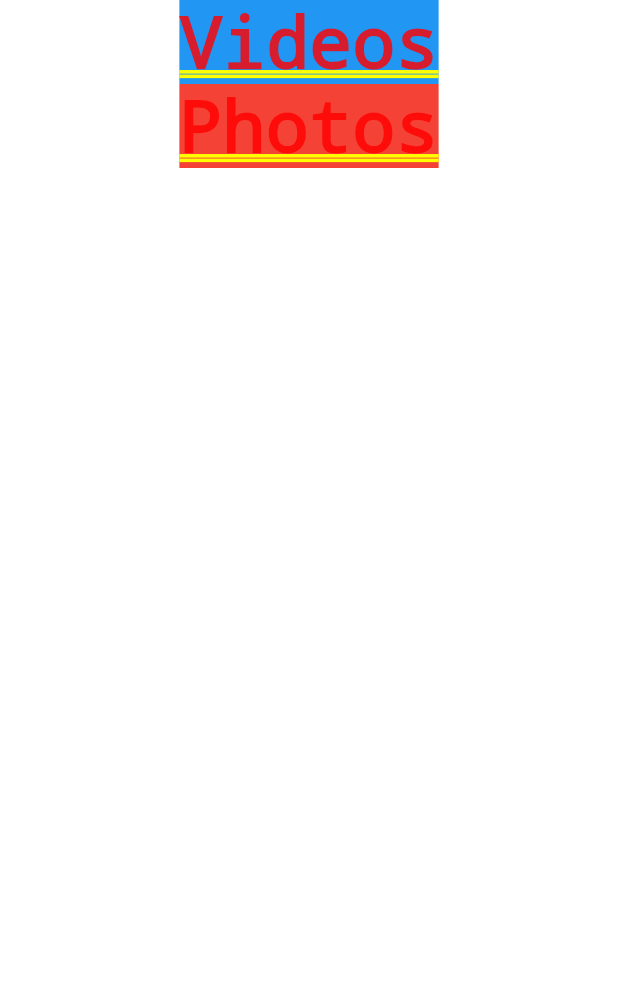
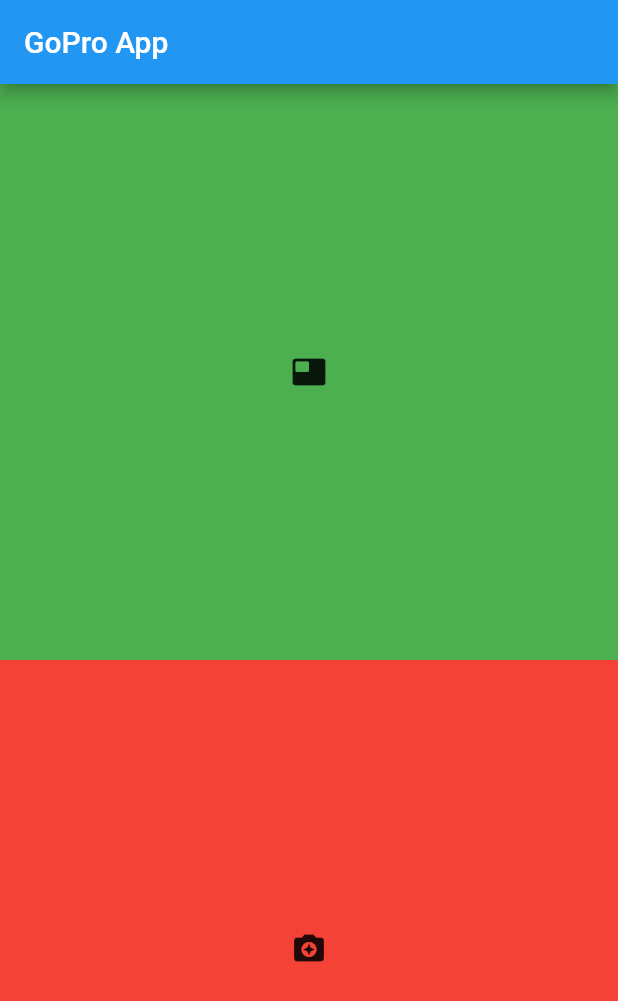
Before and after one commit to baranov-sv/gopro, a Flutter app: the screen it shows after launch, on a phone screen of 412 x 824 dp. Shown: the top 1001 px of the screen. Run offline on Flutter 3.47's test engine with Material 2 defaults, Android fonts, the phone set to English and light mode, and no system bars.

Commit message:
Home page loayout

```diff
--- a/lib/screens/home.dart
+++ b/lib/screens/home.dart
@@ -20,8 +20,9 @@ class _HomeState extends State<Home> {
 
   @override
   Widget build(BuildContext context) {
-    return Center(
-        child: FutureBuilder<String>(
+    return Scaffold(
+        appBar: AppBar(title: Text('GoPro App')),
+        body: FutureBuilder<String>(
             future: _connection,
             builder: (BuildContext context, AsyncSnapshot<String> snapshot) {
               if (snapshot.connectionState != ConnectionState.done) {
@@ -29,14 +30,31 @@ class _HomeState extends State<Home> {
               }
 
               if (snapshot.hasData) {
-                return Column(children: [
-                  Container(child: Text("Videos"), color: Colors.blue),
-                  Container(child: Text("Photos"), color: Colors.red)
-                ]);
+                return Column(
+                  crossAxisAlignment: CrossAxisAlignment.stretch,
+                  children: <Widget>[
+                    Expanded(
+                      child: Container(
+                        child:
+                            Center(child: Icon(Icons.featured_video_rounded)),
+                        decoration: const BoxDecoration(color: Colors.green),
+                      ),
+                    ),
+                    Expanded(
+                      child: Container(
+                        child:
+                            Center(child: Icon(Icons.enhance_photo_translate)),
+                        decoration: const BoxDecoration(color: Colors.red),
+                      ),
+                    )
+                  ],
+                );
               } else {
-                return Column(
-                  children: [
-                    Center(child: Text("Error")),
+                return Center(
+                  child: Column(
+                      mainAxisAlignment: MainAxisAlignment.center,
+                      children: <Widget>[
+                        Text("Error"),
                         ElevatedButton(
                             child: Text("Reconnect"),
                             onPressed: () {
@@ -44,7 +62,7 @@ class _HomeState extends State<Home> {
                                 _connection = _connect(3);
                               });
                             })
-                  ],
+                      ]),
                 );
               }
             }));
@@ -52,6 +70,7 @@ class _HomeState extends State<Home> {
 
   Future<String> _connect(int delay) {
     return Future<String>.delayed(Duration(seconds: delay), () {
+      // if (false) {
       if (Random().nextBool()) {
         return "GoPro connection";
       } else {
```
Lines whose indentation alone changed are shown as unchanged.
